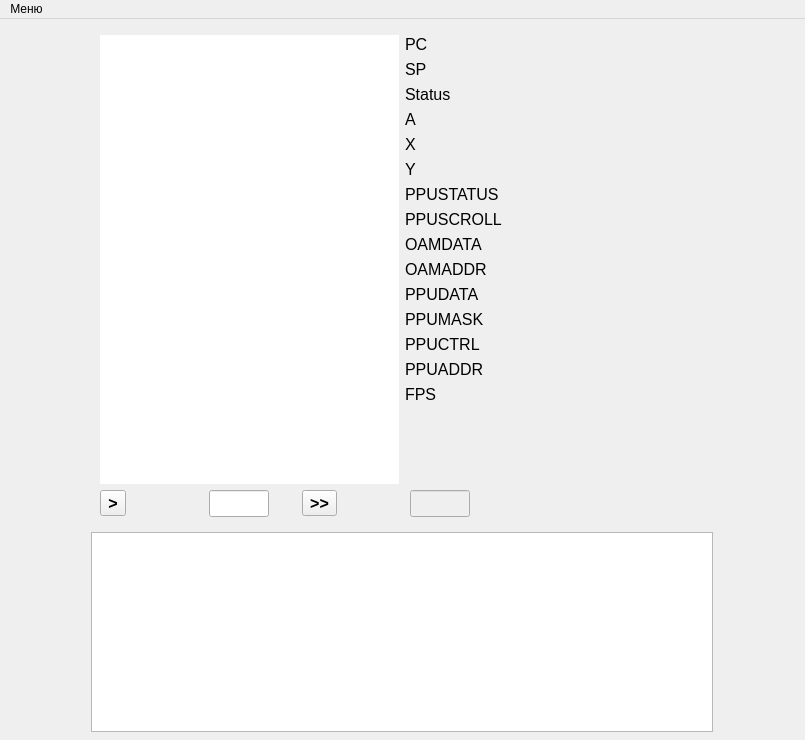
First picture: the form in emulateNES/forms/mainwindow.ui, repository maxim14254/emulateNES, before the edit.
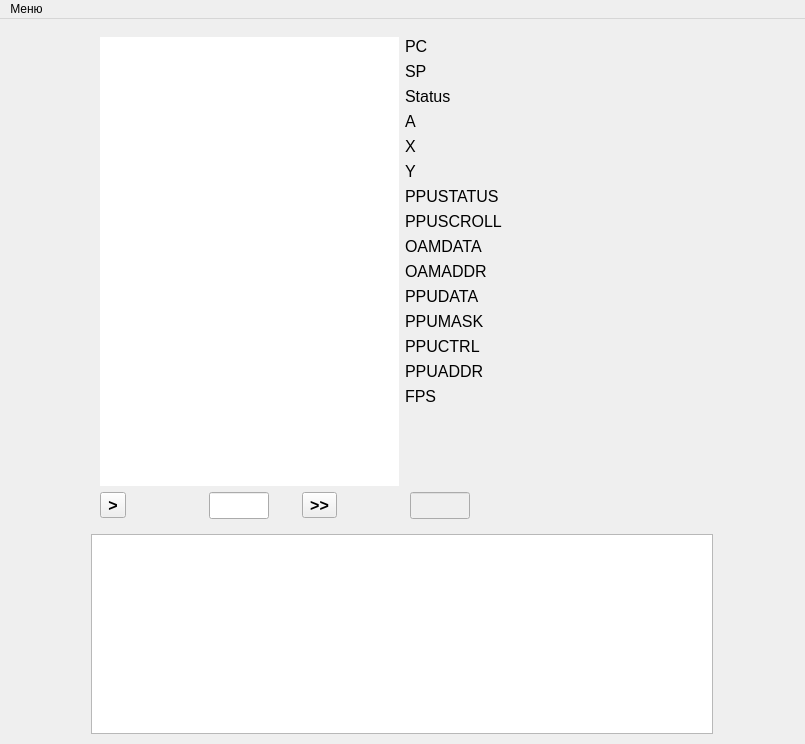
Second picture: the form after the edit.

```diff
--- a/emulateNES/forms/mainwindow.ui
+++ b/emulateNES/forms/mainwindow.ui
@@ -7,7 +7,7 @@
     <x>0</x>
     <y>0</y>
     <width>805</width>
-    <height>740</height>
+    <height>744</height>
    </rect>
   </property>
   <property name="windowTitle">
```
Left out of the diff: 10 changed lines with no effect on the pictures.
